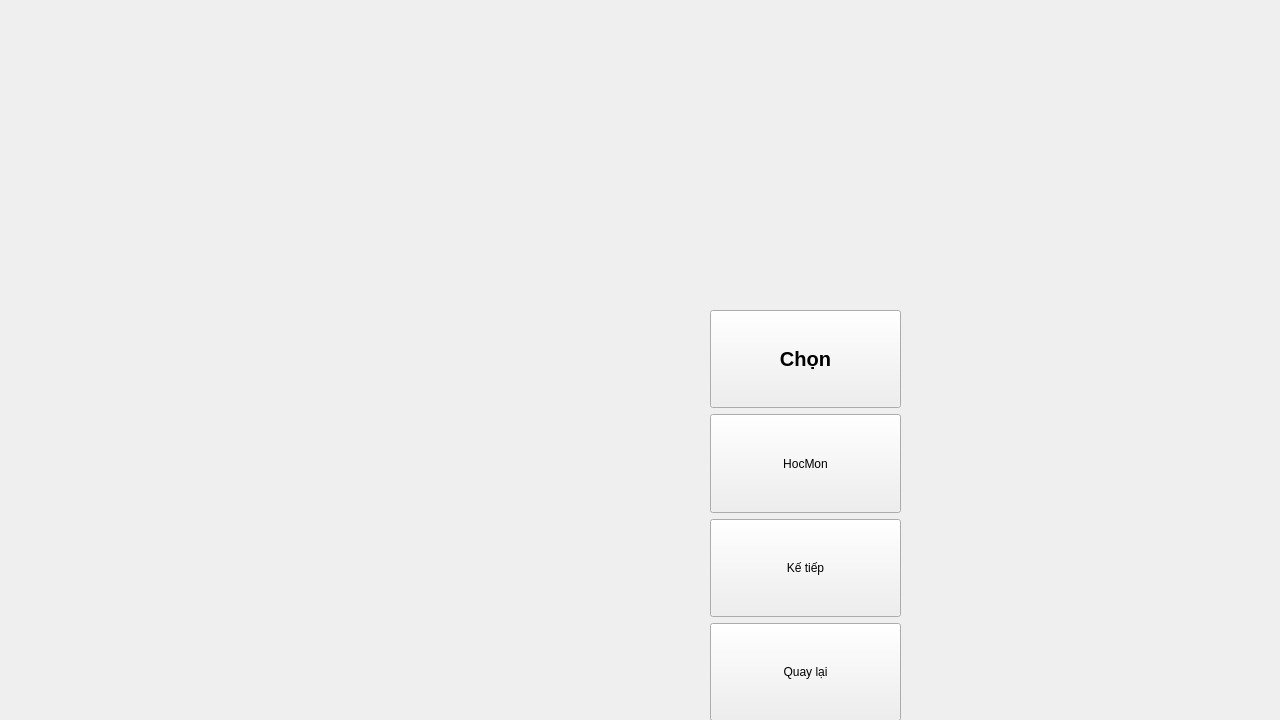
This is form.ui in minhnguyen28204/Hanh-Trinh-Nho as Qt 5 draws it before an edit. The edited form follows.
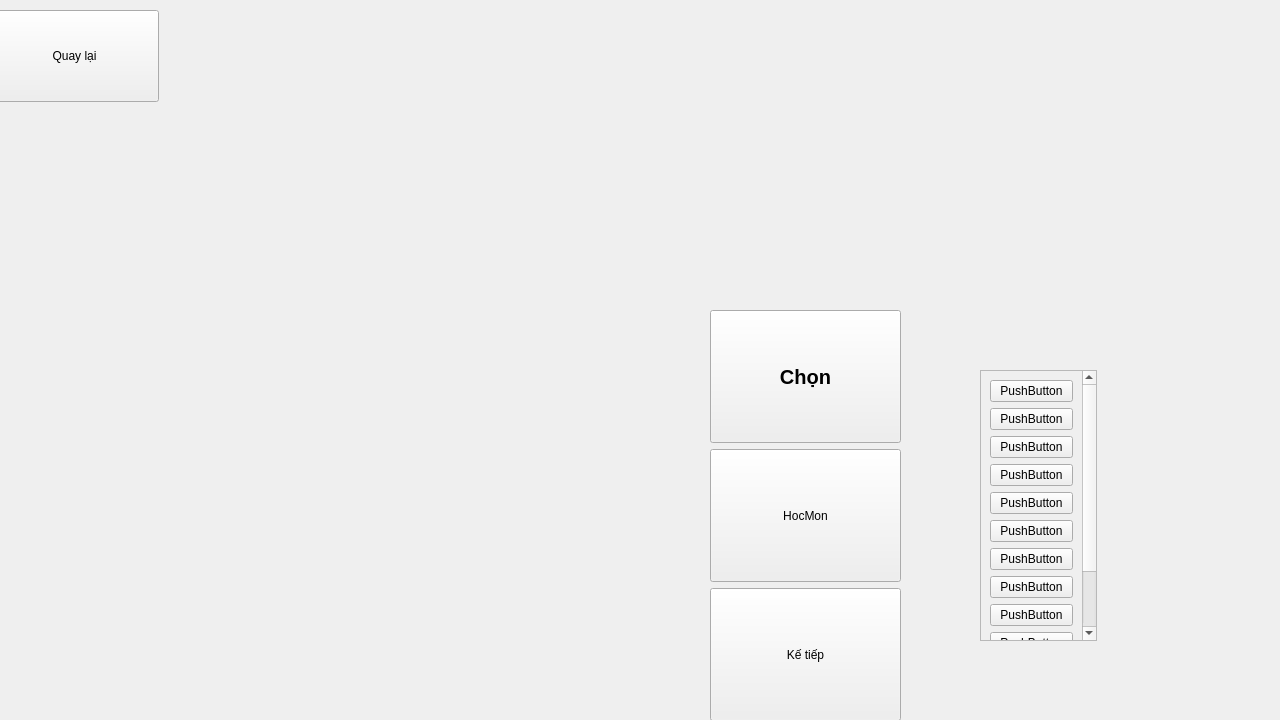
This is the edited form. The open tabs and pages were chosen to show the change. Icons and pictures are not drawn.

What changed in the file:
```diff
--- a/form.ui
+++ b/form.ui
@@ -30,7 +30,7 @@
     <rect>
      <x>-90</x>
      <y>0</y>
-     <width>1281</width>
+     <width>1381</width>
      <height>721</height>
     </rect>
    </property>
@@ -156,33 +156,6 @@
        </property>
       </widget>
      </item>
-     <item>
-      <widget class="QPushButton" name="pushButton_2">
-       <property name="sizePolicy">
-        <sizepolicy hsizetype="Minimum" vsizetype="Expanding">
-         <horstretch>0</horstretch>
-         <verstretch>0</verstretch>
-        </sizepolicy>
-       </property>
-       <property name="styleSheet">
-        <string notr="true">QPushButton {
-	border-image: url(:/Images/click.png);
-    background-repeat: no-repeat;
-    width: 32px;
-    height: 32px;
-}
-
-QPushButton:hover {
-    
-	border-image: url(:/Images/click - light.png);
-    background-repeat: no-repeat;
-}</string>
-       </property>
-       <property name="text">
-        <string>Quay lại</string>
-       </property>
-      </widget>
-     </item>
     </layout>
     <zorder>pushButton_2</zorder>
     <zorder>pushButton_3</zorder>
@@ -192,8 +165,8 @@
    <widget class="QStackedWidget" name="stackedWidget">
     <property name="geometry">
      <rect>
-      <x>0</x>
-      <y>0</y>
+      <x>130</x>
+      <y>10</y>
       <width>621</width>
       <height>721</height>
      </rect>
@@ -601,6 +574,148 @@
      </widget>
     </widget>
    </widget>
+   <widget class="QPushButton" name="pushButton_2">
+    <property name="geometry">
+     <rect>
+      <x>80</x>
+      <y>10</y>
+      <width>169</width>
+      <height>92</height>
+     </rect>
+    </property>
+    <property name="sizePolicy">
+     <sizepolicy hsizetype="Minimum" vsizetype="Expanding">
+      <horstretch>0</horstretch>
+      <verstretch>0</verstretch>
+     </sizepolicy>
+    </property>
+    <property name="styleSheet">
+     <string notr="true">QPushButton {
+	border-image: url(:/Images/click.png);
+    background-repeat: no-repeat;
+    width: 32px;
+    height: 32px;
+}
+
+QPushButton:hover {
+    
+	border-image: url(:/Images/click - light.png);
+    background-repeat: no-repeat;
+}</string>
+    </property>
+    <property name="text">
+     <string>Quay lại</string>
+    </property>
+   </widget>
+   <widget class="QScrollArea" name="scrollArea">
+    <property name="geometry">
+     <rect>
+      <x>1070</x>
+      <y>370</y>
+      <width>117</width>
+      <height>271</height>
+     </rect>
+    </property>
+    <property name="widgetResizable">
+     <bool>true</bool>
+    </property>
+    <widget class="QWidget" name="scrollAreaWidgetContents">
+     <property name="geometry">
+      <rect>
+       <x>0</x>
+       <y>-139</y>
+       <width>115</width>
+       <height>447</height>
+      </rect>
+     </property>
+     <layout class="QVBoxLayout" name="verticalLayout_2">
+      <item>
+       <widget class="QPushButton" name="pushButton_5">
+        <property name="text">
+         <string>PushButton</string>
+        </property>
+       </widget>
+      </item>
+      <item>
+       <widget class="QPushButton" name="pushButton_7">
+        <property name="text">
+         <string>PushButton</string>
+        </property>
+       </widget>
+      </item>
+      <item>
+       <widget class="QPushButton" name="pushButton_6">
+        <property name="text">
+         <string>PushButton</string>
+        </property>
+       </widget>
+      </item>
+      <item>
+       <widget class="QPushButton" name="pushButton_16">
+        <property name="text">
+         <string>PushButton</string>
+        </property>
+       </widget>
+      </item>
+      <item>
+       <widget class="QPushButton" name="pushButton_15">
+        <property name="text">
+         <string>PushButton</string>
+        </property>
+       </widget>
+      </item>
+      <item>
+       <widget class="QPushButton" name="pushButton_14">
+        <property name="text">
+         <string>PushButton</string>
+        </property>
+       </widget>
+      </item>
+      <item>
+       <widget class="QPushButton" name="pushButton_13">
+        <property name="text">
+         <string>PushButton</string>
+        </property>
+       </widget>
+      </item>
+      <item>
+       <widget class="QPushButton" name="pushButton_12">
+        <property name="text">
+         <string>PushButton</string>
+        </property>
+       </widget>
+      </item>
+      <item>
+       <widget class="QPushButton" name="pushButton_11">
+        <property name="text">
+         <string>PushButton</string>
+        </property>
+       </widget>
+      </item>
+      <item>
+       <widget class="QPushButton" name="pushButton_10">
+        <property name="text">
+         <string>PushButton</string>
+        </property>
+       </widget>
+      </item>
+      <item>
+       <widget class="QPushButton" name="pushButton_9">
+        <property name="text">
+         <string>PushButton</string>
+        </property>
+       </widget>
+      </item>
+      <item>
+       <widget class="QPushButton" name="pushButton_8">
+        <property name="text">
+         <string>PushButton</string>
+        </property>
+       </widget>
+      </item>
+     </layout>
+    </widget>
+   </widget>
   </widget>
  </widget>
  <resources>
```
Left out of the diff: 3 changed lines with no effect on the pictures.
